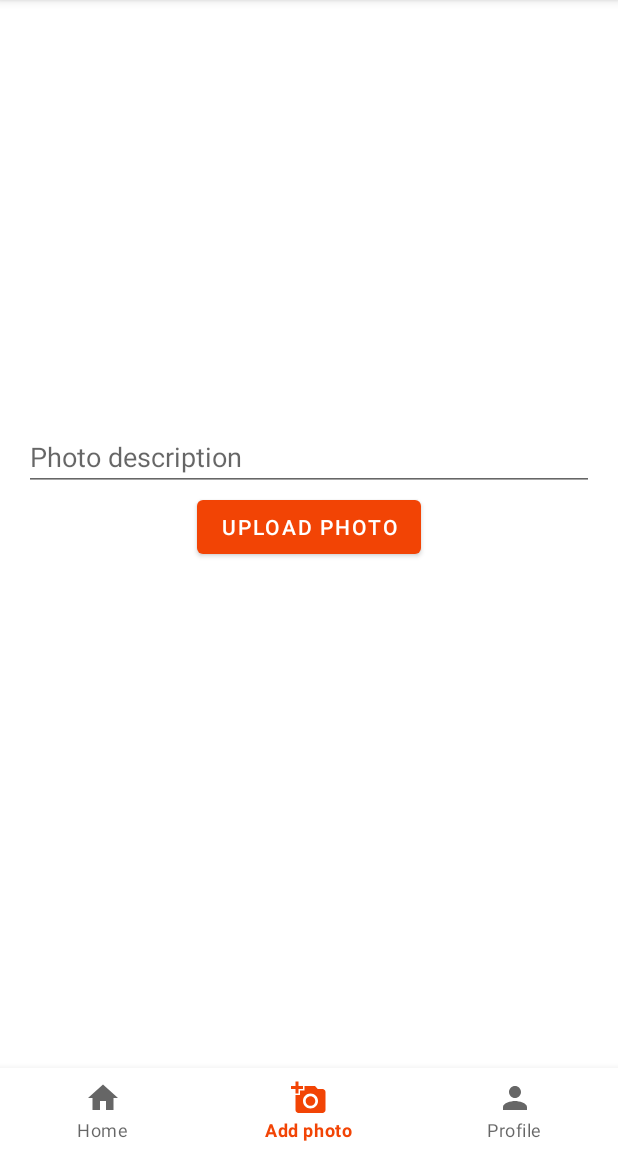
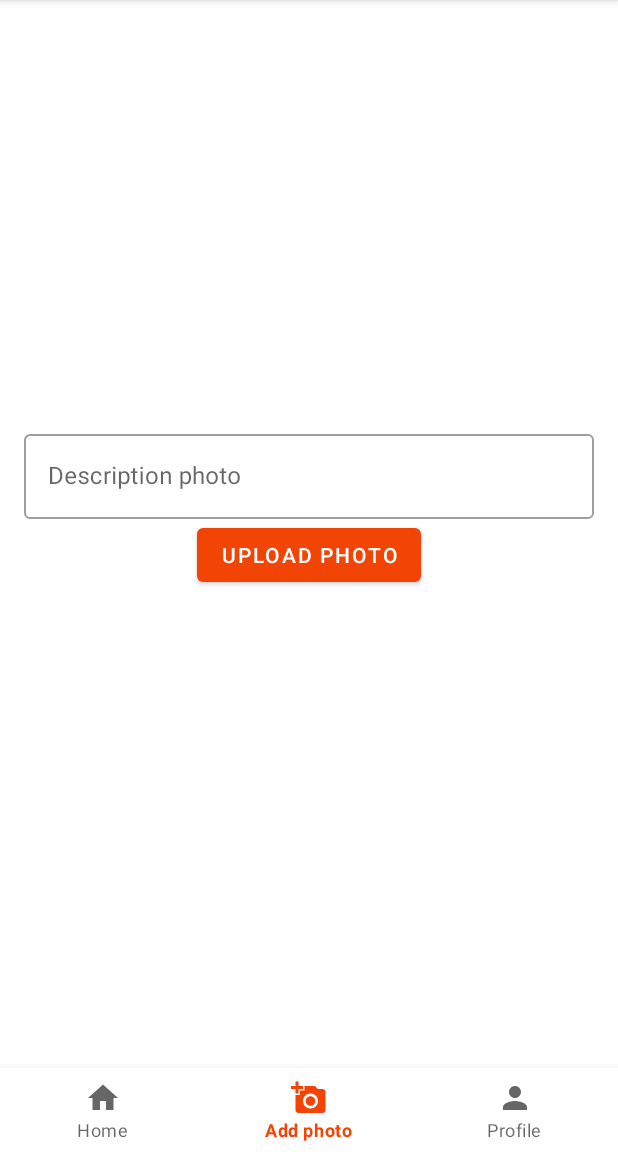
Before and after one commit to Reales09/FoodXy, an Android app: the CameraFragment screen opened through its navigation route, on a phone screen of 412 x 824 dp, the part 84-1236 px from its top. Run offline under Robolectric (Android 15) with nearby library versions, the phone set to English and light mode, and no system bars; our stand-ins replace Firebase (no records; nobody signed in at launch, a user with empty details on screens opened directly), navigation-ui.

Commit message:
Se crea logica de datasource para subir fotos para la creación del post

```diff
--- a/app/src/main/java/com/example/foodxy/data/model/Post.kt
+++ b/app/src/main/java/com/example/foodxy/data/model/Post.kt
@@ -6,7 +6,6 @@ data class Post (val profile_pictures: String ="",
                  val profile_name: String = "",
                  val post_timestamp: Timestamp?=null,
                  val post_image: String = "",
-                 val post_description: String=""
-
-
+                 val post_description: String="",
+                 val uid: String = ""
 )
--- a/app/src/main/java/com/example/foodxy/ui/auth/LoginFragment.kt
+++ b/app/src/main/java/com/example/foodxy/ui/auth/LoginFragment.kt
@@ -37,14 +37,13 @@ class LoginFragment : Fragment(R.layout.fragment_login) {
 
     private fun isUserLoggedIn(){
         firebaseAuth.currentUser?.let { user ->
-
-            if (user.displayName.isNullOrEmpty()){
+            if(user.displayName.isNullOrEmpty()) {
                 findNavController().navigate(R.id.action_loginFragment_to_setupProfileFragment)
 
+                Toast.makeText(requireContext(), "Debes agregar una imagen y nombre de usuario", Toast.LENGTH_LONG).show()
             }else{
                 findNavController().navigate(R.id.action_loginFragment_to_homeScreenFragment)
             }
-
         }
     }
 
@@ -94,14 +93,13 @@ class LoginFragment : Fragment(R.layout.fragment_login) {
                 is Result.Success ->{
 
                     binding.progressBar.visibility = View.GONE
-                    findNavController().navigate(R.id.action_loginFragment_to_homeScreenFragment)
-                    Toast.makeText(requireContext(), "Bienvenido ${result.data?.email}", Toast.LENGTH_SHORT).show()
 
-                    if (result.data?.displayName.isNullOrEmpty()){
+                    if(result.data?.displayName.isNullOrEmpty()) {
                         findNavController().navigate(R.id.action_loginFragment_to_setupProfileFragment)
-
+                        Toast.makeText(requireContext(), "Debes agregar una imagen y nombre de usuario", Toast.LENGTH_LONG).show()
                     }else{
                         findNavController().navigate(R.id.action_loginFragment_to_homeScreenFragment)
+                        Toast.makeText(requireContext(), "Bienvenido ${result.data?.email}", Toast.LENGTH_SHORT).show()
                     }
 
                 }
--- a/app/src/main/res/layout/fragment_camera.xml
+++ b/app/src/main/res/layout/fragment_camera.xml
@@ -8,18 +8,27 @@
     tools:context=".ui.camera.CameraFragment">
 
 <ImageView
-    android:id="@+id/image_add_photo"
+    android:id="@+id/post_image"
     android:layout_width="match_parent"
     android:layout_height="250dp"
     tools:background="@drawable/ic_baseline_add_a_photo_24"
     />
 
-    <EditText
-        android:id="@+id/etx_photo_description"
-        android:layout_marginTop="16dp"
+    <com.google.android.material.textfield.TextInputLayout
+
         android:layout_width="match_parent"
+        android:layout_marginTop="18dp"
         android:layout_height="wrap_content"
-        android:hint="Photo description"/>
+        android:hint="Description photo"
+        style="@style/Widget.MaterialComponents.TextInputLayout.OutlinedBox">
+
+        <com.google.android.material.textfield.TextInputEditText
+            android:id="@+id/editTextDescription"
+            android:layout_width="match_parent"
+            android:layout_height="wrap_content"
+            android:inputType="textAutoComplete"/>
+
+    </com.google.android.material.textfield.TextInputLayout>
 
     <Button
         android:id="@+id/btn_upload_photo"
--- a/app/src/main/res/navigation/main_graph.xml
+++ b/app/src/main/res/navigation/main_graph.xml
@@ -54,7 +54,11 @@
         android:id="@+id/cameraFragment"
         android:name="com.example.foodxy.ui.camera.CameraFragment"
         android:label="fragment_camera"
-        tools:layout="@layout/fragment_camera" />
+        tools:layout="@layout/fragment_camera" >
+        <action
+            android:id="@+id/action_cameraFragment_to_homeScreenFragment"
+            app:destination="@id/homeScreenFragment" />
+    </fragment>
     <fragment
         android:id="@+id/profileFragment"
         android:name="com.example.foodxy.ui.profile.ProfileFragment"
```
Also changed, not shown: app/src/main/java/com/example/foodxy/data/remote/camera/CameraDataSource.kt (added, +36 -0 lines), app/src/main/java/com/example/foodxy/domain/camera/CameraRepo.kt (added, +9 -0 lines), app/src/main/java/com/example/foodxy/domain/camera/CameraRepoImpl.kt (added, +11 -0 lines), app/src/main/java/com/example/foodxy/presentation/camera/CameraViewModel.kt (added, +31 -0 lines), app/src/main/java/com/example/foodxy/ui/camera/CameraFragment.kt (+64 -10 lines).
